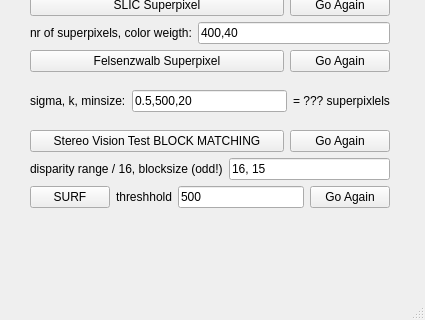
Qt form SegmentationHelper/mainwindow.ui (yudanaz/masterthesis) before a commit; both pictures show x 0 to 425 and y 151 to 471 of the 425 by 471 pixel window.
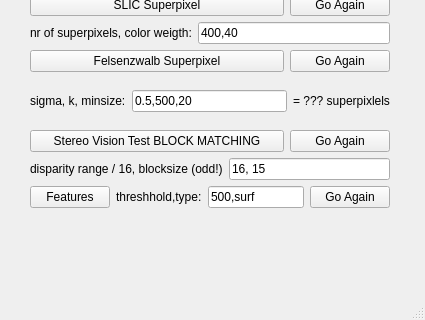
The same form after that commit.

```diff
--- a/SegmentationHelper/mainwindow.ui
+++ b/SegmentationHelper/mainwindow.ui
@@ -218,21 +218,21 @@
        <item>
         <widget class="QPushButton" name="btn_surf">
          <property name="text">
-          <string>SURF</string>
+          <string>Features</string>
          </property>
         </widget>
        </item>
        <item>
         <widget class="QLabel" name="label_5">
          <property name="text">
-          <string>threshhold</string>
+          <string>threshhold,type:</string>
          </property>
         </widget>
        </item>
        <item>
         <widget class="QLineEdit" name="lineEdit_surfInfo">
          <property name="text">
-          <string>500</string>
+          <string>500,surf</string>
          </property>
         </widget>
        </item>
```
Left out of the diff: 2 changed lines with no effect on the pictures.
